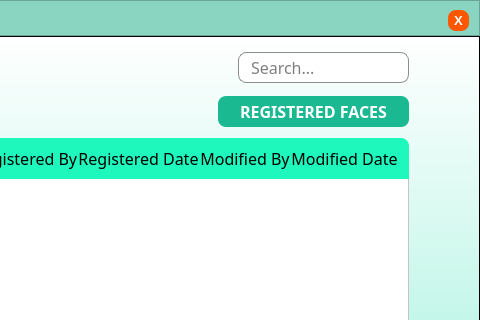
Qt form records.ui (marcryangil/facemaskdetection) before a commit; both pictures show x 462 to 942 and y 0 to 320 of the 942 by 495 pixel window.
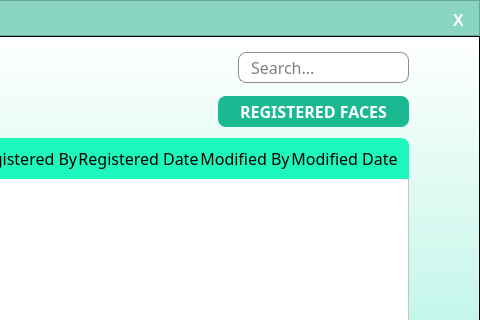
The same form after that commit. Icons and pictures are not drawn.

```diff
--- a/records.ui
+++ b/records.ui
@@ -132,7 +132,7 @@
        <property name="font">
         <font>
          <family>MS Shell Dlg 2</family>
-         <pointsize>10</pointsize>
+         <pointsize>12</pointsize>
          <weight>75</weight>
          <bold>true</bold>
         </font>
@@ -142,7 +142,7 @@
        </property>
        <property name="styleSheet">
         <string notr="true">QPushButton{
-	background-color: rgba(255,87,0,255);
+	background-color: transparent;
 	border: none;
 	color: rgb(255, 255, 255);
 	border-radius: 8px;
```
